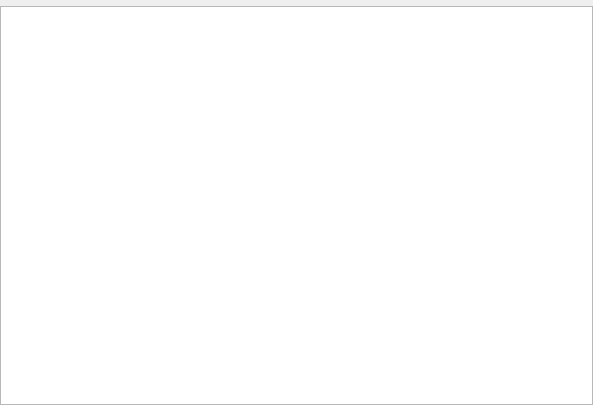
Old version of the form memoeditor.ui in the repository JasonPhone/on-desk.
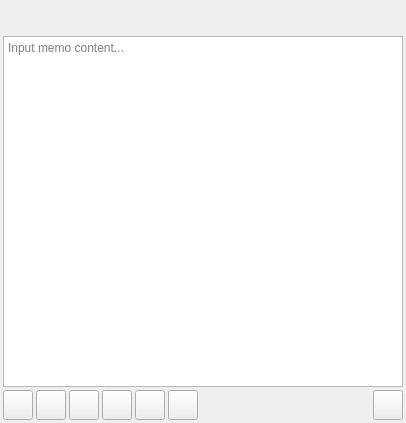
New version of the form. Custom widgets are drawn as their Qt base class.

Commit message: part of memoeditor

Diff of the .ui file:
```diff
--- a/memoeditor.ui
+++ b/memoeditor.ui
@@ -6,39 +6,301 @@
    <rect>
     <x>0</x>
     <y>0</y>
-    <width>593</width>
-    <height>405</height>
+    <width>406</width>
+    <height>423</height>
    </rect>
   </property>
+  <property name="minimumSize">
+   <size>
+    <width>200</width>
+    <height>200</height>
+   </size>
+  </property>
+  <property name="maximumSize">
+   <size>
+    <width>406</width>
+    <height>16777215</height>
+   </size>
+  </property>
   <property name="windowTitle">
    <string>Form</string>
   </property>
   <layout class="QVBoxLayout" name="verticalLayout">
+   <property name="spacing">
+    <number>0</number>
+   </property>
    <property name="leftMargin">
-    <number>0</number>
+    <number>3</number>
    </property>
    <property name="topMargin">
-    <number>0</number>
+    <number>3</number>
    </property>
    <property name="rightMargin">
-    <number>0</number>
+    <number>3</number>
    </property>
    <property name="bottomMargin">
-    <number>0</number>
+    <number>3</number>
    </property>
    <item>
-    <widget class="MemoEditorTitle" name="editor_titlebar_" native="true"/>
+    <widget class="EditorTitle" name="editor_titlebar_" native="true">
+     <property name="minimumSize">
+      <size>
+       <width>50</width>
+       <height>33</height>
+      </size>
+     </property>
+     <property name="maximumSize">
+      <size>
+       <width>16777215</width>
+       <height>33</height>
+      </size>
+     </property>
+     <property name="toolTipDuration">
+      <number>-1</number>
+     </property>
+    </widget>
    </item>
    <item>
-    <widget class="QTextEdit" name="editor_textarea_"/>
+    <widget class="QTextEdit" name="editor_textarea_">
+     <property name="minimumSize">
+      <size>
+       <width>100</width>
+       <height>0</height>
+      </size>
+     </property>
+     <property name="placeholderText">
+      <string>Input memo content...</string>
+     </property>
+    </widget>
+   </item>
+   <item>
+    <widget class="QWidget" name="widget" native="true">
+     <property name="minimumSize">
+      <size>
+       <width>200</width>
+       <height>33</height>
+      </size>
+     </property>
+     <property name="maximumSize">
+      <size>
+       <width>16777215</width>
+       <height>33</height>
+      </size>
+     </property>
+     <layout class="QHBoxLayout" name="horizontalLayout_3">
+      <property name="spacing">
+       <number>3</number>
+      </property>
+      <property name="leftMargin">
+       <number>0</number>
+      </property>
+      <property name="topMargin">
+       <number>3</number>
+      </property>
+      <property name="rightMargin">
+       <number>0</number>
+      </property>
+      <property name="bottomMargin">
+       <number>0</number>
+      </property>
+      <item>
+       <widget class="QToolButton" name="button_bold">
+        <property name="sizePolicy">
+         <sizepolicy hsizetype="Fixed" vsizetype="Fixed">
+          <horstretch>0</horstretch>
+          <verstretch>0</verstretch>
+         </sizepolicy>
+        </property>
+        <property name="minimumSize">
+         <size>
+          <width>30</width>
+          <height>30</height>
+         </size>
+        </property>
+        <property name="maximumSize">
+         <size>
+          <width>30</width>
+          <height>30</height>
+         </size>
+        </property>
+        <property name="toolTip">
+         <string>Bold</string>
+        </property>
+        <property name="text">
+         <string/>
+        </property>
+       </widget>
+      </item>
+      <item>
+       <widget class="QToolButton" name="button_italic">
+        <property name="sizePolicy">
+         <sizepolicy hsizetype="Fixed" vsizetype="Fixed">
+          <horstretch>0</horstretch>
+          <verstretch>0</verstretch>
+         </sizepolicy>
+        </property>
+        <property name="minimumSize">
+         <size>
+          <width>30</width>
+          <height>30</height>
+         </size>
+        </property>
+        <property name="maximumSize">
+         <size>
+          <width>30</width>
+          <height>30</height>
+         </size>
+        </property>
+        <property name="toolTip">
+         <string>Italic</string>
+        </property>
+        <property name="text">
+         <string/>
+        </property>
+       </widget>
+      </item>
+      <item>
+       <widget class="QToolButton" name="button_underline">
+        <property name="sizePolicy">
+         <sizepolicy hsizetype="Fixed" vsizetype="Fixed">
+          <horstretch>0</horstretch>
+          <verstretch>0</verstretch>
+         </sizepolicy>
+        </property>
+        <property name="minimumSize">
+         <size>
+          <width>30</width>
+          <height>30</height>
+         </size>
+        </property>
+        <property name="maximumSize">
+         <size>
+          <width>30</width>
+          <height>30</height>
+         </size>
+        </property>
+        <property name="toolTip">
+         <string>Underline</string>
+        </property>
+        <property name="text">
+         <string/>
+        </property>
+       </widget>
+      </item>
+      <item>
+       <widget class="QToolButton" name="button_strike">
+        <property name="minimumSize">
+         <size>
+          <width>30</width>
+          <height>30</height>
+         </size>
+        </property>
+        <property name="maximumSize">
+         <size>
+          <width>30</width>
+          <height>30</height>
+         </size>
+        </property>
+        <property name="toolTip">
+         <string>Strike</string>
+        </property>
+        <property name="text">
+         <string/>
+        </property>
+       </widget>
+      </item>
+      <item>
+       <widget class="QToolButton" name="button_list">
+        <property name="minimumSize">
+         <size>
+          <width>30</width>
+          <height>30</height>
+         </size>
+        </property>
+        <property name="maximumSize">
+         <size>
+          <width>30</width>
+          <height>30</height>
+         </size>
+        </property>
+        <property name="toolTip">
+         <string>List</string>
+        </property>
+        <property name="text">
+         <string/>
+        </property>
+       </widget>
+      </item>
+      <item>
+       <widget class="QToolButton" name="button_image">
+        <property name="minimumSize">
+         <size>
+          <width>30</width>
+          <height>30</height>
+         </size>
+        </property>
+        <property name="maximumSize">
+         <size>
+          <width>30</width>
+          <height>30</height>
+         </size>
+        </property>
+        <property name="toolTip">
+         <string>Image</string>
+        </property>
+        <property name="text">
+         <string/>
+        </property>
+       </widget>
+      </item>
+      <item>
+       <spacer name="horizontalSpacer">
+        <property name="orientation">
+         <enum>Qt::Horizontal</enum>
+        </property>
+        <property name="sizeType">
+         <enum>QSizePolicy::Expanding</enum>
+        </property>
+        <property name="sizeHint" stdset="0">
+         <size>
+          <width>50</width>
+          <height>20</height>
+         </size>
+        </property>
+       </spacer>
+      </item>
+      <item>
+       <widget class="QToolButton" name="button_more">
+        <property name="minimumSize">
+         <size>
+          <width>30</width>
+          <height>30</height>
+         </size>
+        </property>
+        <property name="maximumSize">
+         <size>
+          <width>30</width>
+          <height>30</height>
+         </size>
+        </property>
+        <property name="toolTip">
+         <string>More</string>
+        </property>
+        <property name="text">
+         <string/>
+        </property>
+       </widget>
+      </item>
+     </layout>
+    </widget>
    </item>
   </layout>
  </widget>
  <customwidgets>
   <customwidget>
-   <class>MemoEditorTitle</class>
+   <class>EditorTitle</class>
    <extends>QWidget</extends>
-   <header>memoeditortitle.h</header>
+   <header>editortitle.h</header>
    <container>1</container>
   </customwidget>
  </customwidgets>
```
The commit also changes 21 other files.
